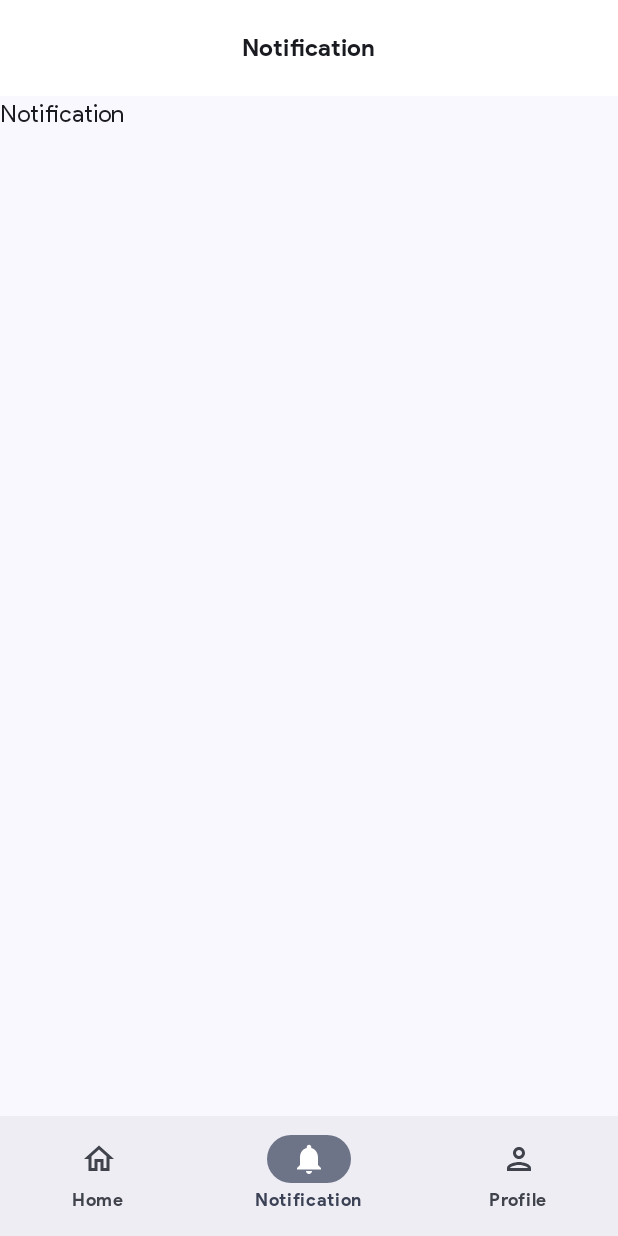
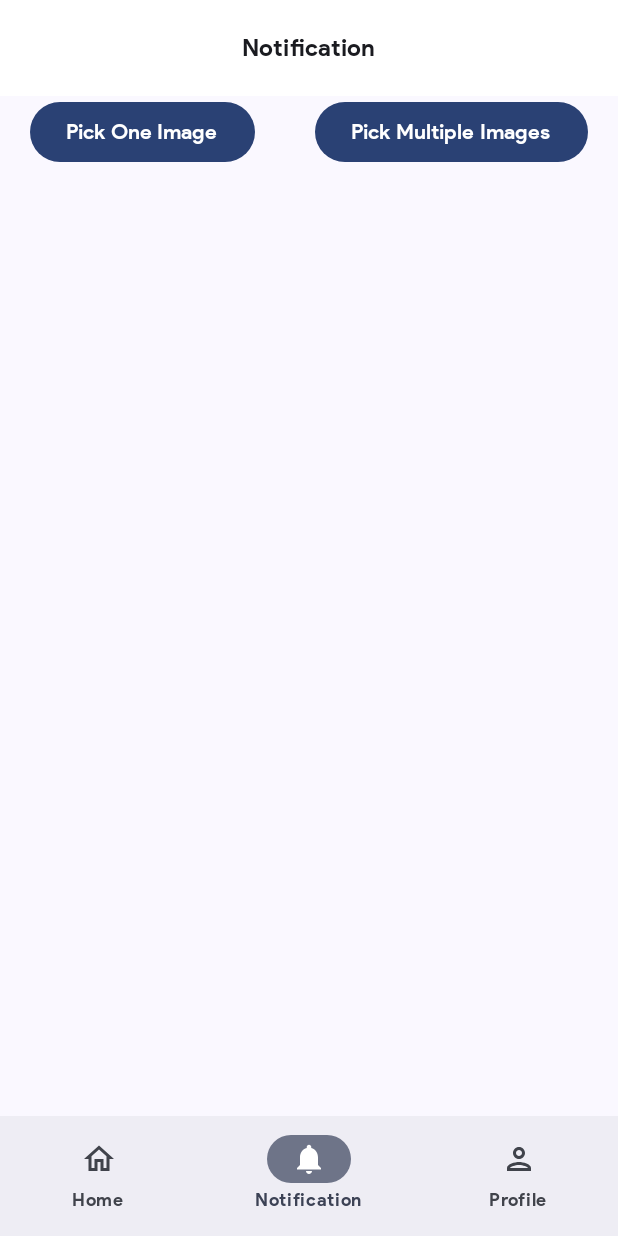
Before and after one commit to manish-wearetechtonic/JetpackComposeMVVM, an Android app built with Jetpack Compose: the notification screen opened through its navigation route, on a phone screen of 412 x 824 dp. Run offline under Robolectric (Android 15) with nearby library versions, the phone set to English and light mode, and no system bars; our stand-ins replace Dagger/Hilt's generated code; pictures from the network do not load.

```diff
--- a/app/src/main/java/com/example/jetpackmvvm/ui/screens/notification/NotificationScreen.kt
+++ b/app/src/main/java/com/example/jetpackmvvm/ui/screens/notification/NotificationScreen.kt
@@ -1,20 +1,95 @@
 package com.example.jetpackmvvm.ui.screens.notification
 
+import android.net.Uri
+import androidx.activity.compose.rememberLauncherForActivityResult
+import androidx.activity.result.PickVisualMediaRequest
+import androidx.activity.result.contract.ActivityResultContracts
 import androidx.compose.foundation.layout.Arrangement
 import androidx.compose.foundation.layout.Column
+import androidx.compose.foundation.layout.Row
+import androidx.compose.foundation.layout.fillMaxSize
+import androidx.compose.foundation.layout.fillMaxWidth
+import androidx.compose.foundation.lazy.LazyColumn
+import androidx.compose.material3.Button
 import androidx.compose.material3.Text
 import androidx.compose.runtime.Composable
+import androidx.compose.runtime.getValue
+import androidx.compose.runtime.mutableStateOf
+import androidx.compose.runtime.remember
+import androidx.compose.runtime.setValue
 import androidx.compose.ui.Alignment
+import androidx.compose.ui.Modifier
+import androidx.compose.ui.layout.ContentScale
+import coil.compose.AsyncImage
 
 @Composable
 fun NotificationScreen(
 
 ) {
+        var selectedImageUri by remember { mutableStateOf<Uri?>(null) }
 
-    Column(
-        verticalArrangement = Arrangement.Center,
-        horizontalAlignment = Alignment.CenterHorizontally
-    ) {
-        Text(text = "Notification")
-    }
+        var selectedImageUris by remember { mutableStateOf<List<Uri>>(emptyList()) }
+
+
+        val singlePhotoPickerLauncher = rememberLauncherForActivityResult(
+            contract = ActivityResultContracts.PickVisualMedia(),
+            onResult = { uri-> selectedImageUri = uri}
+        )
+
+        val multiplePhotoPickerLauncher = rememberLauncherForActivityResult(
+            contract = ActivityResultContracts.PickMultipleVisualMedia(),
+            onResult = {uris-> selectedImageUris = uris}
+        )
+
+        LazyColumn(
+            modifier = Modifier
+                .fillMaxSize()
+        ) {
+            item {
+                Row (
+                    modifier = Modifier.fillMaxWidth(),
+                    horizontalArrangement = Arrangement.SpaceAround
+                ){
+                    Button(
+                        onClick = {
+                            singlePhotoPickerLauncher.launch(
+                                PickVisualMediaRequest(ActivityResultContracts.PickVisualMedia.ImageOnly)
+                            )
+                        }
+                    ) {
+                        Text(text = "Pick One Image")
+                    }
+
+                    Button(
+                        onClick = {
+                            multiplePhotoPickerLauncher.launch(
+                                PickVisualMediaRequest(ActivityResultContracts.PickVisualMedia.ImageOnly)
+                            )
+                        } ) {
+                        Text(text = "Pick Multiple Images")
+                    }
+
+                }
+            }
+
+            item {
+                AsyncImage(
+                    model = selectedImageUri,
+                    contentDescription = null,
+                    modifier = Modifier.fillMaxWidth(),
+                    contentScale = ContentScale.Crop
+                )
+            }
+
+            items(selectedImageUris.size) {uri->
+
+                AsyncImage(
+                    model = selectedImageUris[uri],
+                    contentDescription = null,
+                    modifier = Modifier.fillMaxWidth(),
+                    contentScale = ContentScale.Crop
+                )
+            }
+        }
+
 }
```
